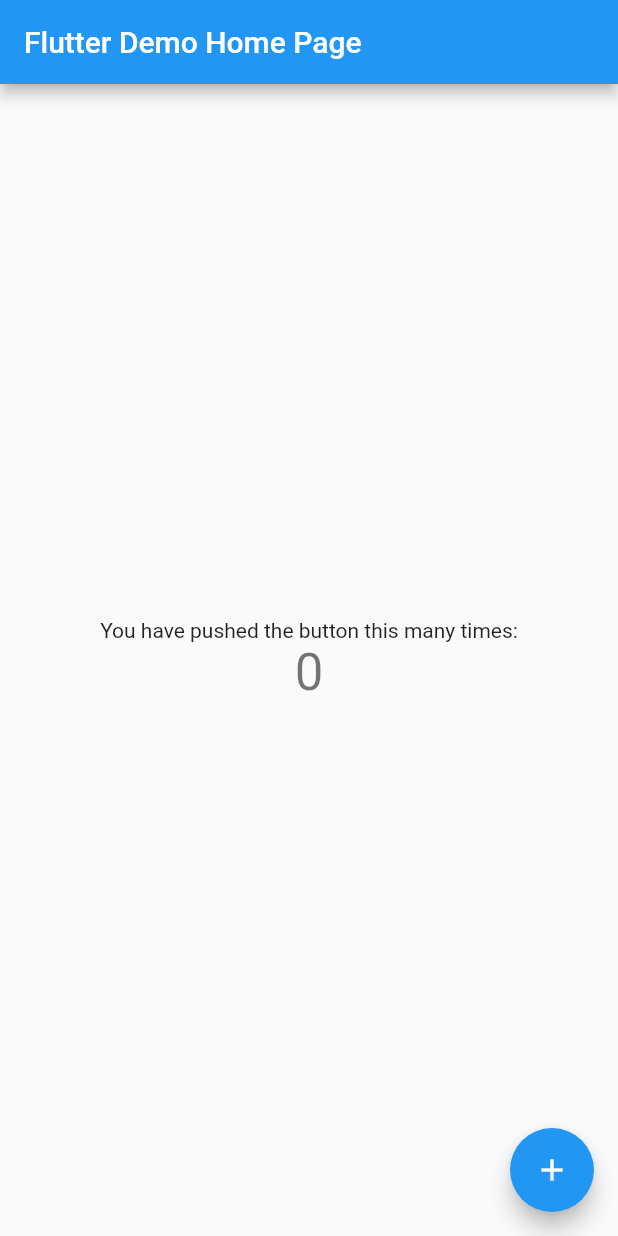
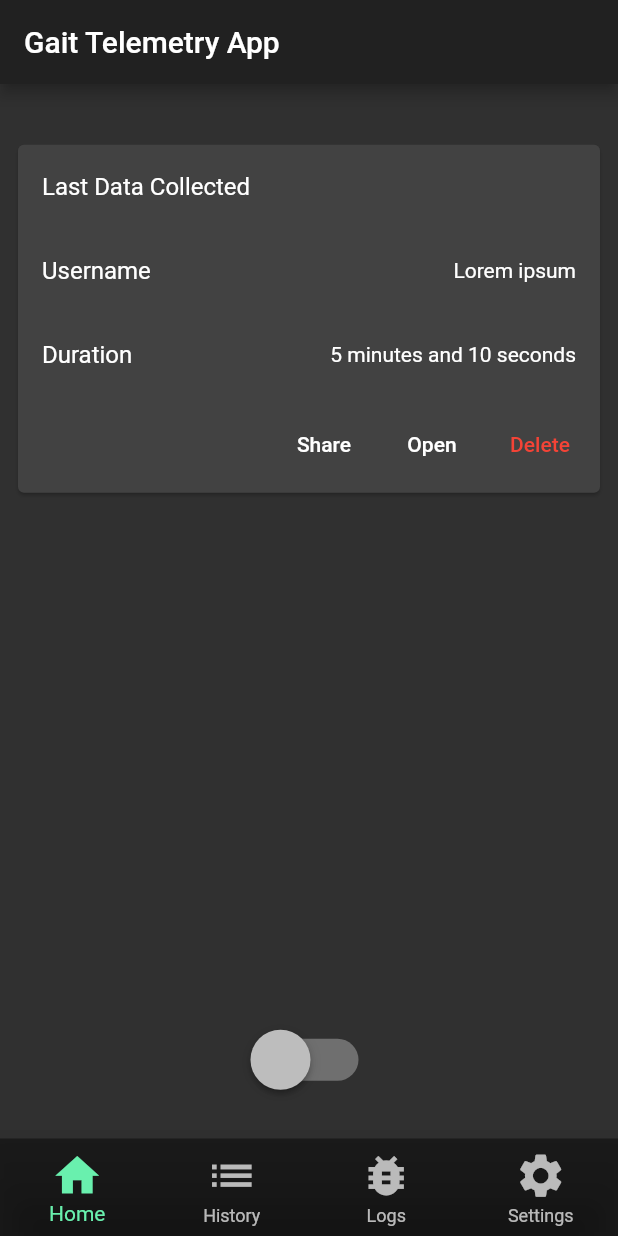
Before and after one commit to aamirsahmad/gait_mobile_app, a Flutter app: the screen it shows after launch, on a phone screen of 412 x 824 dp. Run offline on Flutter 3.47's test engine with Material 2 defaults, Android fonts, the phone set to English and light mode, and no system bars; our stand-ins replace settings_ui.

Commit message:
create basic UI without functionality
Settings view uses an external lib that is adaptive.
Simple state management is used in Settings view.

GMA-21

```diff
--- a/lib/main.dart
+++ b/lib/main.dart
@@ -1,4 +1,5 @@
 import 'package:flutter/material.dart';
+import 'package:gait_mobile_app/views/home.dart';
 
 void main() {
   runApp(MyApp());
@@ -10,108 +11,8 @@
   Widget build(BuildContext context) {
     return MaterialApp(
       title: 'Flutter Demo',
-      theme: ThemeData(
-        // This is the theme of your application.
-        //
-        // Try running your application with "flutter run". You'll see the
-        // application has a blue toolbar. Then, without quitting the app, try
-        // changing the primarySwatch below to Colors.green and then invoke
-        // "hot reload" (press "r" in the console where you ran "flutter run",
-        // or simply save your changes to "hot reload" in a Flutter IDE).
-        // Notice that the counter didn't reset back to zero; the application
-        // is not restarted.
-        primarySwatch: Colors.blue,
-        // This makes the visual density adapt to the platform that you run
-        // the app on. For desktop platforms, the controls will be smaller and
-        // closer together (more dense) than on mobile platforms.
-        visualDensity: VisualDensity.adaptivePlatformDensity,
-      ),
-      home: MyHomePage(title: 'Flutter Demo Home Page'),
+      theme: ThemeData.dark(),
+      home: Home(title: 'Gait Telemetry App'),
     );
   }
 }
-
-class MyHomePage extends StatefulWidget {
-  MyHomePage({Key key, this.title}) : super(key: key);
-
-  // This widget is the home page of your application. It is stateful, meaning
-  // that it has a State object (defined below) that contains fields that affect
-  // how it looks.
-
-  // This class is the configuration for the state. It holds the values (in this
-  // case the title) provided by the parent (in this case the App widget) and
-  // used by the build method of the State. Fields in a Widget subclass are
-  // always marked "final".
-
-  final String title;
-
-  @override
-  _MyHomePageState createState() => _MyHomePageState();
-}
-
-class _MyHomePageState extends State<MyHomePage> {
-  int _counter = 0;
-
-  void _incrementCounter() {
-    setState(() {
-      // This call to setState tells the Flutter framework that something has
-      // changed in this State, which causes it to rerun the build method below
-      // so that the display can reflect the updated values. If we changed
-      // _counter without calling setState(), then the build method would not be
-      // called again, and so nothing would appear to happen.
-      _counter++;
-    });
-  }
-
-  @override
-  Widget build(BuildContext context) {
-    // This method is rerun every time setState is called, for instance as done
-    // by the _incrementCounter method above.
-    //
-    // The Flutter framework has been optimized to make rerunning build methods
-    // fast, so that you can just rebuild anything that needs updating rather
-    // than having to individually change instances of widgets.
-    return Scaffold(
-      appBar: AppBar(
-        // Here we take the value from the MyHomePage object that was created by
-        // the App.build method, and use it to set our appbar title.
-        title: Text(widget.title),
-      ),
-      body: Center(
-        // Center is a layout widget. It takes a single child and positions it
-        // in the middle of the parent.
-        child: Column(
-          // Column is also a layout widget. It takes a list of children and
-          // arranges them vertically. By default, it sizes itself to fit its
-          // children horizontally, and tries to be as tall as its parent.
-          //
-          // Invoke "debug painting" (press "p" in the console, choose the
-          // "Toggle Debug Paint" action from the Flutter Inspector in Android
-          // Studio, or the "Toggle Debug Paint" command in Visual Studio Code)
-          // to see the wireframe for each widget.
-          //
-          // Column has various properties to control how it sizes itself and
-          // how it positions its children. Here we use mainAxisAlignment to
-          // center the children vertically; the main axis here is the vertical
-          // axis because Columns are vertical (the cross axis would be
-          // horizontal).
-          mainAxisAlignment: MainAxisAlignment.center,
-          children: <Widget>[
-            Text(
-              'You have pushed the button this many times:',
-            ),
-            Text(
-              '$_counter',
-              style: Theme.of(context).textTheme.headline4,
-            ),
-          ],
-        ),
-      ),
-      floatingActionButton: FloatingActionButton(
-        onPressed: _incrementCounter,
-        tooltip: 'Increment',
-        child: Icon(Icons.add),
-      ), // This trailing comma makes auto-formatting nicer for build methods.
-    );
-  }
-}
--- /dev/null
+++ b/lib/views/history.dart
@@ -0,0 +1,52 @@
+import 'package:flutter/material.dart';
+
+class History extends StatelessWidget {
+  final List<String> litems = ["1", "2", "Third", "4"];
+
+  @override
+  Widget build(BuildContext context) {
+    return new ListView.builder(
+        itemCount: litems.length,
+        itemBuilder: (BuildContext context, int index) {
+          return Padding(
+            padding: EdgeInsets.all(8.0),
+            child: Card(
+              child: Column(
+                mainAxisSize: MainAxisSize.min,
+                children: <Widget>[
+                  const ListTile(
+                    title: Text('Username'),
+                    trailing: Text('Lorem ipsum'),
+                  ),
+                  const ListTile(
+                    title: Text('Date'),
+                    trailing: Text('2020 07 14'),
+                  ),
+                  const ListTile(
+                    title: Text('Duration'),
+                    trailing: Text('5 minutes and 10 seconds'),
+                  ),
+                  ButtonBar(
+                    children: <Widget>[
+                      FlatButton(
+                        child: const Text('Share'),
+                        onPressed: () {},
+                      ),
+                      FlatButton(
+                        child: const Text('Open'),
+                        onPressed: () {},
+                      ),
+                      FlatButton(
+                        child: const Text('Delete'),
+                        textColor: Colors.red,
+                        onPressed: () {},
+                      )
+                    ],
+                  )
+                ],
+              ),
+            ),
+          );
+        });
+  }
+}
--- /dev/null
+++ b/lib/views/home.dart
@@ -0,0 +1,132 @@
+import 'package:flutter/material.dart';
+import 'package:gait_mobile_app/views/history.dart';
+import 'package:gait_mobile_app/views/logs.dart';
+import 'package:gait_mobile_app/views/settings.dart';
+
+class Home extends StatefulWidget {
+  Home({Key key, this.title}) : super(key: key);
+
+  final String title;
+
+  @override
+  _HomeState createState() => _HomeState();
+}
+
+class _HomeState extends State<Home> {
+  bool isRecording = false;
+
+  int _selectedIndex = 0;
+
+  void _onItemTapped(int index) {
+    setState(() {
+      _selectedIndex = index;
+    });
+  }
+
+  @override
+  Widget build(BuildContext context) {
+    final _views = [
+      Center(
+        child: Column(
+          mainAxisAlignment: MainAxisAlignment.spaceEvenly,
+          children: <Widget>[
+            Padding(
+              padding: EdgeInsets.all(8.0),
+              child: Card(
+                child: Column(
+                  mainAxisSize: MainAxisSize.min,
+                  children: <Widget>[
+                    const ListTile(
+                      title: Text('Last Data Collected'),
+                    ),
+                    const ListTile(
+                      title: Text('Username'),
+                      trailing: Text('Lorem ipsum'),
+                    ),
+                    const ListTile(
+                      title: Text('Duration'),
+                      trailing: Text('5 minutes and 10 seconds'),
+                    ),
+                    ButtonBar(
+                      children: <Widget>[
+                        FlatButton(
+                          child: const Text('Share'),
+                          onPressed: () {},
+                        ),
+                        FlatButton(
+                          child: const Text('Open'),
+                          onPressed: () {},
+                        ),
+                        FlatButton(
+                          child: const Text('Delete'),
+                          textColor: Colors.red,
+                          onPressed: () {},
+                        )
+                      ],
+                    )
+                  ],
+                ),
+              ),
+            ),
+            SizedBox(height: 180),
+            Text(
+              isRecording ? 'Collecting data ...' : '',
+              style: Theme.of(context).textTheme.headline5,
+            ),
+            SizedBox(height: 20),
+            Transform.scale(
+              scale: 2.0,
+              child: Switch(
+                value: isRecording,
+                onChanged: (value) {
+                  setState(() {
+                    isRecording = !isRecording;
+                  });
+                },
+              ),
+            ),
+          ],
+        ),
+      ),
+      History(),
+      Logs(),
+      Settings()
+    ];
+
+    return Scaffold(
+      appBar: AppBar(
+        title: Text(widget.title),
+        backgroundColor:
+            isRecording ? Colors.green : Theme.of(context).appBarTheme.color,
+      ),
+      body: _views[_selectedIndex],
+      bottomNavigationBar: BottomNavigationBar(
+        backgroundColor: Colors.black45,
+        elevation: 16,
+        type: BottomNavigationBarType.fixed,
+        items: const <BottomNavigationBarItem>[
+          BottomNavigationBarItem(
+            icon: Icon(Icons.home),
+            title: Text('Home'),
+          ),
+          BottomNavigationBarItem(
+            icon: Icon(Icons.list),
+            title: Text('History'),
+          ),
+          BottomNavigationBarItem(
+            icon: Icon(Icons.bug_report),
+            title: Text('Logs'),
+          ),
+          BottomNavigationBarItem(
+            icon: Icon(Icons.settings),
+            title: Text('Settings'),
+          ),
+        ],
+        currentIndex: _selectedIndex,
+        selectedItemColor: Colors.greenAccent,
+        onTap: _onItemTapped,
+        iconSize: 35,
+      ),
+    );
+  }
+}
--- /dev/null
+++ b/lib/views/logs.dart
@@ -0,0 +1,9 @@
+import 'package:flutter/material.dart';
+
+class Logs extends StatelessWidget {
+
+  @override
+  Widget build(BuildContext context) {
+    return Container(child: Text('Logs'));
+  }
+}
--- a/pubspec.yaml
+++ b/pubspec.yaml
@@ -1,5 +1,5 @@
 name: gait_mobile_app
-description: A new Flutter project.
+description: An app to collect and stream gait data on for Android and iOS smartphones.
 
 # The following line prevents the package from being accidentally published to
 # pub.dev using `pub publish`. This is preferred for private packages.
@@ -24,6 +24,8 @@
   flutter:
     sdk: flutter
 
+  provider: ^3.0.0
+  settings_ui: ^0.3.0
 
   # The following adds the Cupertino Icons font to your application.
   # Use with the CupertinoIcons class for iOS style icons.
```
Also changed, not shown: lib/views/settings.dart (added, +225 -0 lines), pubspec.lock.
